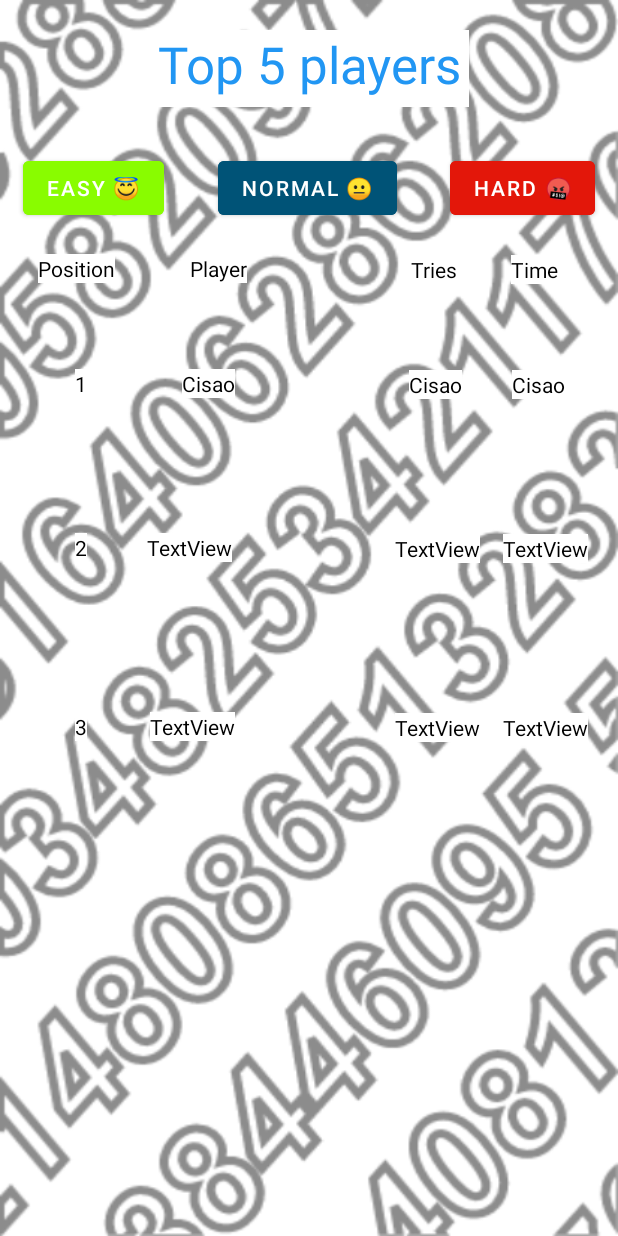
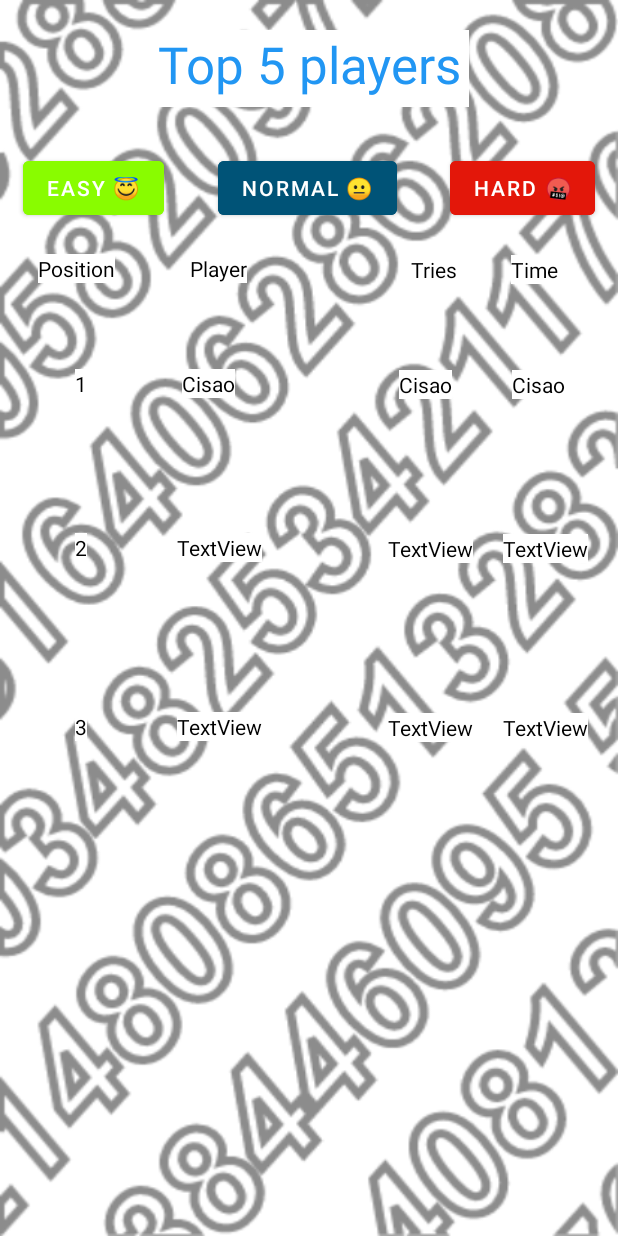
Before and after one commit to MereacreEugen01/Guess_My_Number, an Android app: the layout activity_score.xml on its own in the app's theme, with its tools: preview values and no code run, on a phone screen of 412 x 824 dp. Run offline under Robolectric (Android 15) with nearby library versions, the phone set to English and light mode, and no system bars.

Commit message:
Correzione scoreboard

```diff
--- a/app/src/main/res/layout/activity_score.xml
+++ b/app/src/main/res/layout/activity_score.xml
@@ -48,7 +48,7 @@
         android:layout_width="wrap_content"
         android:layout_height="wrap_content"
         android:layout_marginTop="90dp"
-        android:layout_marginEnd="15dp"
+        android:layout_marginEnd="20dp"
         android:background="#FFFFFF"
         android:text="TextView"
         android:textColor="#000000"
@@ -60,7 +60,7 @@
         android:layout_width="wrap_content"
         android:layout_height="wrap_content"
         android:layout_marginTop="100dp"
-        android:layout_marginEnd="15dp"
+        android:layout_marginEnd="20dp"
         android:background="#FFFFFF"
         android:text="TextView"
         android:textColor="#000000"
@@ -72,7 +72,7 @@
         android:layout_width="wrap_content"
         android:layout_height="wrap_content"
         android:layout_marginTop="57dp"
-        android:layout_marginEnd="33dp"
+        android:layout_marginEnd="40dp"
         android:background="#FFFFFF"
         android:text="Cisao"
         android:textColor="#000000"
@@ -83,7 +83,7 @@
         android:id="@+id/top2name"
         android:layout_width="wrap_content"
         android:layout_height="wrap_content"
-        android:layout_marginStart="40dp"
+        android:layout_marginStart="60dp"
         android:layout_marginTop="90dp"
         android:background="#FFFFFF"
         android:text="TextView"
@@ -95,7 +95,7 @@
         android:id="@+id/top3name"
         android:layout_width="wrap_content"
         android:layout_height="wrap_content"
-        android:layout_marginStart="42dp"
+        android:layout_marginStart="60dp"
         android:layout_marginTop="100dp"
         android:background="#FFFFFF"
         android:text="TextView"
```
Also changed, not shown: app/src/main/java/com/example/guess_my_number/Credentials_Activity.java (+8 -2 lines), app/src/main/java/com/example/guess_my_number/Game_Activity.java (+11 -3 lines), app/src/main/res/layout/activity_credentials.xml (+15 -13 lines).
